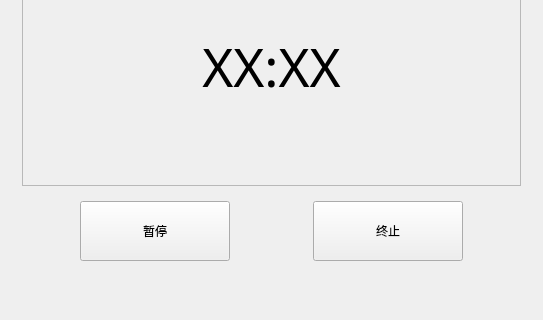
Qt form TomClock_QtCreator/screenUi/runwindow.ui (MeoRinLime/TomClock) before a commit; both pictures show x 128 to 671 and y 180 to 500 of the 800 by 500 pixel window.
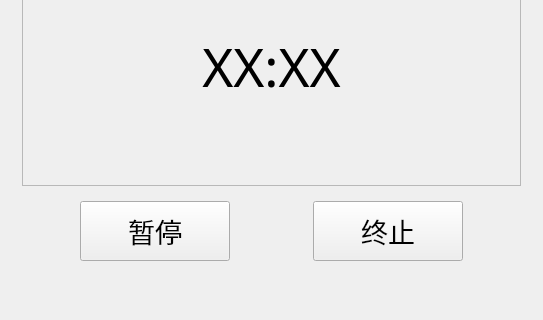
The same form after that commit. Icons and pictures are not drawn.

Commit message: 调整了runwindow按钮的字体大小

```diff
--- a/TomClock_QtCreator/screenUi/runwindow.ui
+++ b/TomClock_QtCreator/screenUi/runwindow.ui
@@ -207,6 +207,11 @@
                 <height>60</height>
                </size>
               </property>
+              <property name="font">
+               <font>
+                <pointsize>20</pointsize>
+               </font>
+              </property>
               <property name="text">
                <string>暂停</string>
               </property>
@@ -233,6 +238,11 @@
                 <height>60</height>
                </size>
               </property>
+              <property name="font">
+               <font>
+                <pointsize>20</pointsize>
+               </font>
+              </property>
               <property name="text">
                <string>终止</string>
               </property>
```
